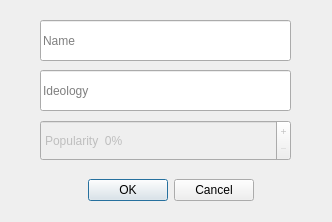
Above: src/gui/addpartydialog.ui from 4ahlikNevmiruchi/PoliticalSim before the change. Below: the same form after it.
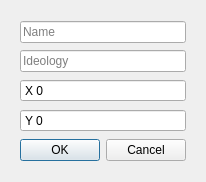
That is the form after the change.

Commit message: ideology compass, new widget, logic rehaul

The edit to the form file:
```diff
--- a/src/gui/addpartydialog.ui
+++ b/src/gui/addpartydialog.ui
@@ -6,98 +6,104 @@
    <rect>
     <x>0</x>
     <y>0</y>
-    <width>332</width>
-    <height>222</height>
+    <width>202</width>
+    <height>182</height>
    </rect>
   </property>
   <property name="windowTitle">
    <string>Dialog</string>
   </property>
-  <widget class="QDialogButtonBox" name="buttonBox">
-   <property name="geometry">
-    <rect>
-     <x>70</x>
-     <y>170</y>
-     <width>201</width>
-     <height>41</height>
-    </rect>
-   </property>
-   <property name="orientation">
-    <enum>Qt::Orientation::Horizontal</enum>
-   </property>
-   <property name="standardButtons">
-    <set>QDialogButtonBox::StandardButton::Cancel|QDialogButtonBox::StandardButton::Ok</set>
-   </property>
-   <property name="centerButtons">
-    <bool>true</bool>
-   </property>
-  </widget>
-  <widget class="QLineEdit" name="nameEdit">
-   <property name="geometry">
-    <rect>
-     <x>40</x>
-     <y>20</y>
-     <width>251</width>
-     <height>41</height>
-    </rect>
-   </property>
-   <property name="placeholderText">
-    <string>Name</string>
-   </property>
-  </widget>
-  <widget class="QLineEdit" name="ideologyEdit">
-   <property name="geometry">
-    <rect>
-     <x>40</x>
-     <y>70</y>
-     <width>251</width>
-     <height>41</height>
-    </rect>
-   </property>
-   <property name="placeholderText">
-    <string>Ideology</string>
-   </property>
-  </widget>
-  <widget class="QDoubleSpinBox" name="popularitySpin">
-   <property name="enabled">
-    <bool>false</bool>
-   </property>
-   <property name="geometry">
-    <rect>
-     <x>40</x>
-     <y>120</y>
-     <width>251</width>
-     <height>41</height>
-    </rect>
-   </property>
-   <property name="autoFillBackground">
-    <bool>false</bool>
-   </property>
-   <property name="wrapping">
-    <bool>false</bool>
-   </property>
-   <property name="buttonSymbols">
-    <enum>QAbstractSpinBox::ButtonSymbols::PlusMinus</enum>
-   </property>
-   <property name="accelerated">
-    <bool>true</bool>
-   </property>
-   <property name="prefix">
-    <string>Popularity  </string>
-   </property>
-   <property name="suffix">
-    <string>%</string>
-   </property>
-   <property name="decimals">
-    <number>0</number>
-   </property>
-   <property name="maximum">
-    <double>100.000000000000000</double>
-   </property>
-   <property name="stepType">
-    <enum>QAbstractSpinBox::StepType::DefaultStepType</enum>
-   </property>
-  </widget>
+  <layout class="QGridLayout" name="gridLayout">
+   <item row="0" column="0">
+    <widget class="QWidget" name="addPartyWidget" native="true">
+     <layout class="QVBoxLayout" name="verticalLayout_2">
+      <item>
+       <widget class="QLineEdit" name="nameEdit">
+        <property name="placeholderText">
+         <string>Name</string>
+        </property>
+       </widget>
+      </item>
+      <item>
+       <widget class="QLineEdit" name="ideologyEdit">
+        <property name="placeholderText">
+         <string>Ideology</string>
+        </property>
+       </widget>
+      </item>
+      <item>
+       <widget class="QSpinBox" name="ideologyXSpinBox">
+        <property name="enabled">
+         <bool>true</bool>
+        </property>
+        <property name="autoFillBackground">
+         <bool>false</bool>
+        </property>
+        <property name="wrapping">
+         <bool>false</bool>
+        </property>
+        <property name="buttonSymbols">
+         <enum>QAbstractSpinBox::ButtonSymbols::NoButtons</enum>
+        </property>
+        <property name="accelerated">
+         <bool>true</bool>
+        </property>
+        <property name="prefix">
+         <string>X </string>
+        </property>
+        <property name="minimum">
+         <number>-100</number>
+        </property>
+        <property name="maximum">
+         <number>100</number>
+        </property>
+       </widget>
+      </item>
+      <item>
+       <widget class="QSpinBox" name="ideologyYSpinBox">
+        <property name="enabled">
+         <bool>true</bool>
+        </property>
+        <property name="autoFillBackground">
+         <bool>false</bool>
+        </property>
+        <property name="wrapping">
+         <bool>false</bool>
+        </property>
+        <property name="buttonSymbols">
+         <enum>QAbstractSpinBox::ButtonSymbols::NoButtons</enum>
+        </property>
+        <property name="accelerated">
+         <bool>true</bool>
+        </property>
+        <property name="prefix">
+         <string>Y </string>
+        </property>
+        <property name="minimum">
+         <number>-100</number>
+        </property>
+        <property name="maximum">
+         <number>100</number>
+        </property>
+       </widget>
+      </item>
+      <item>
+       <widget class="QDialogButtonBox" name="buttonBox">
+        <property name="orientation">
+         <enum>Qt::Orientation::Horizontal</enum>
+        </property>
+        <property name="standardButtons">
+         <set>QDialogButtonBox::StandardButton::Cancel|QDialogButtonBox::StandardButton::Ok</set>
+        </property>
+        <property name="centerButtons">
+         <bool>true</bool>
+        </property>
+       </widget>
+      </item>
+     </layout>
+    </widget>
+   </item>
+  </layout>
  </widget>
  <resources/>
  <connections>
```
The commit also changes 15 other files.
